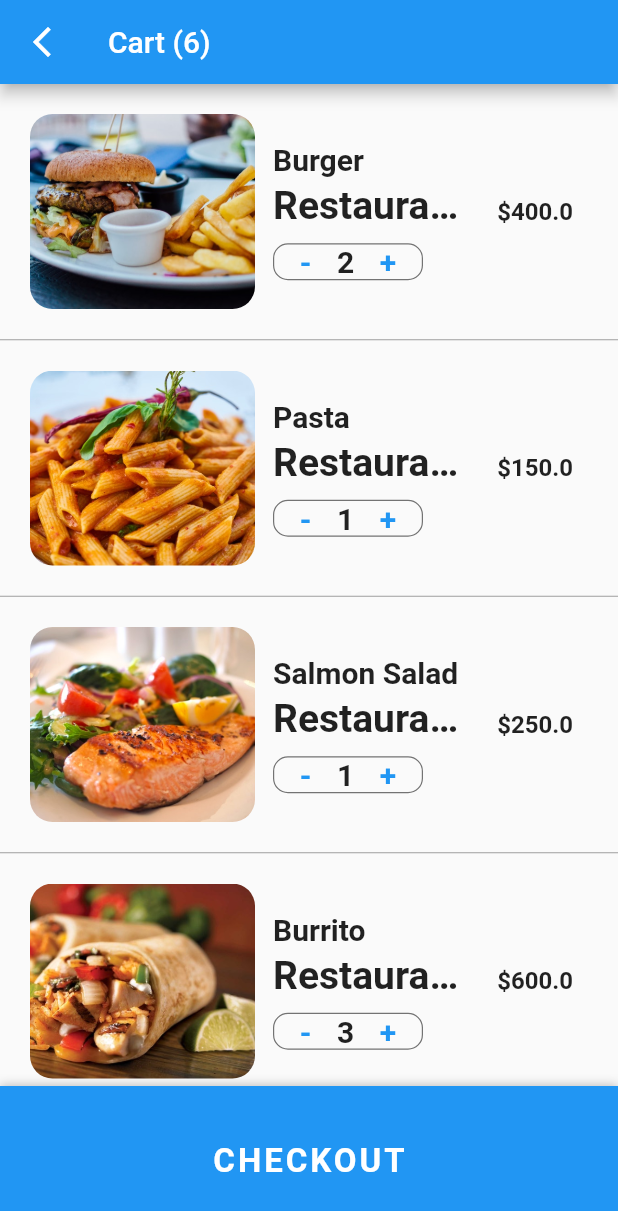
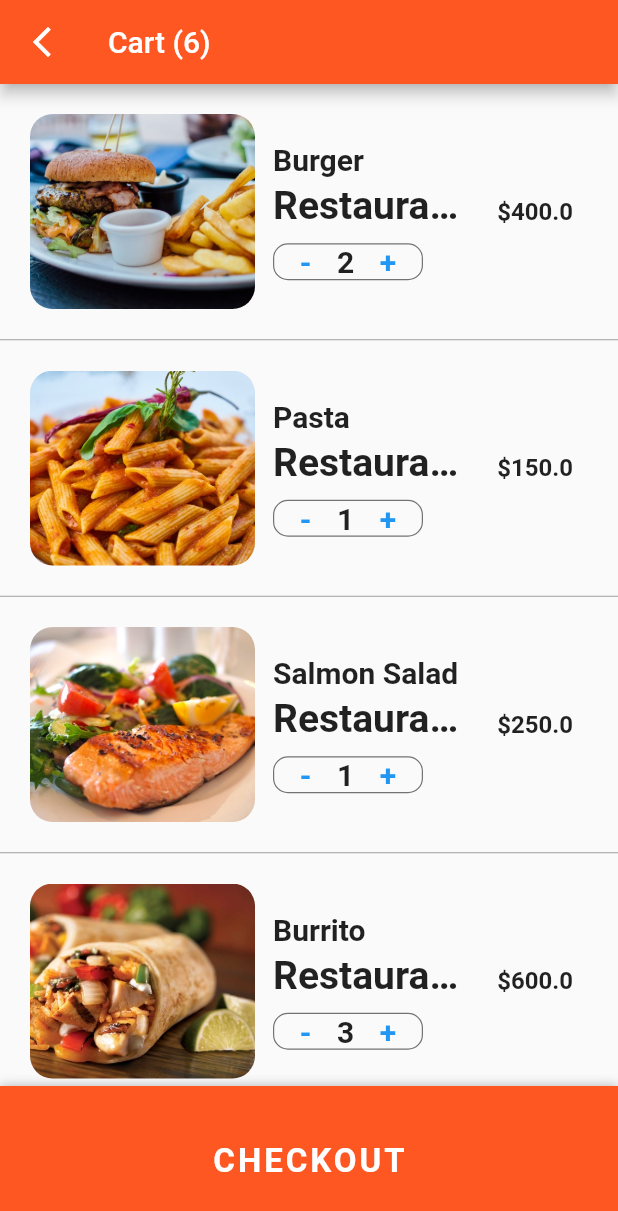
Before and after one commit to Sifuln/fooddelivary_ui_204, a Flutter app: the screen it shows after launch, after a tap on an icon or button, on a phone screen of 412 x 824 dp. Shown: the top 1211 px of the screen. Run offline on Flutter 3.47's test engine with Material 2 defaults, Android fonts, the phone set to English and light mode, and no system bars; our stand-ins replace badges.

Commit message:
second commit

```diff
--- a/lib/main.dart
+++ b/lib/main.dart
@@ -12,6 +12,7 @@ class AmarApp extends StatelessWidget{
       debugShowCheckedModeBanner: false,
       title: 'Food Delivery UI',
       theme: ThemeData(
+        primarySwatch: Colors.deepOrange,
         scaffoldBackgroundColor: Colors.grey[50],
         primaryColor: Colors.deepOrangeAccent
       ),
--- a/lib/screens/cartscreen.dart
+++ b/lib/screens/cartscreen.dart
@@ -134,6 +134,7 @@ class _HomeState extends State<Home> {
     });
     return Scaffold(
       appBar: AppBar(
+        backgroundColor: Color(0xFFFF5722),
         leading: IconButton(icon:Icon(Icons.arrow_back_ios_new,),onPressed: (){},),
         title: Text('Cart (${currentUser.cart.length})'),
       ),
@@ -203,7 +204,7 @@ class _HomeState extends State<Home> {
         height: 100.0,
         width: MediaQuery.of(context).size.width,
         decoration: BoxDecoration(
-            color: Theme.of(context).primaryColor,
+            color: Colors.deepOrange,
             boxShadow: [
               BoxShadow(
                   color: Colors.black26,
@@ -214,6 +215,7 @@ class _HomeState extends State<Home> {
         ),
         child: Center(
           child: TextButton(
+             style: ButtonStyle(backgroundColor: MaterialStateProperty.all(Colors.deepOrange)),
             child: Text(
               'CHECKOUT',
               style: TextStyle(
--- a/lib/screens/homescreen.dart
+++ b/lib/screens/homescreen.dart
@@ -116,8 +116,9 @@ class _HomeScreenState extends State<HomeScreen> {
                     builder: (_) => CartScreen())
               ),
               child: Badge(
+                badgeColor: Colors.black,
       badgeContent: Text('6',style: TextStyle(
-        fontSize: 12
+        fontSize: 12,color: Colors.white
       ),),
       child: Icon(Icons.shopping_cart,size: 30,color: Colors.white,),
           ))
```
Also changed, not shown: cart.jpeg (added), cart_list.png (deleted), food_item.jpeg (added), food_item.png (deleted), home.jpeg (added), home.png (deleted).
